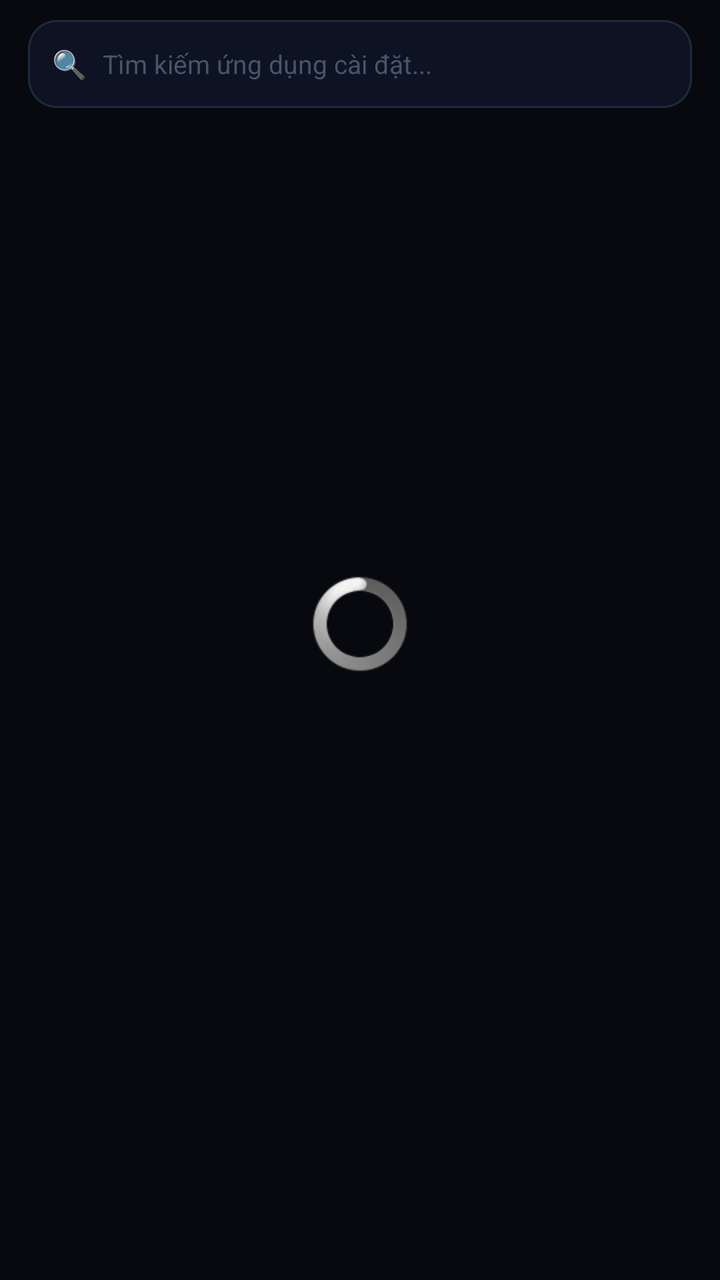
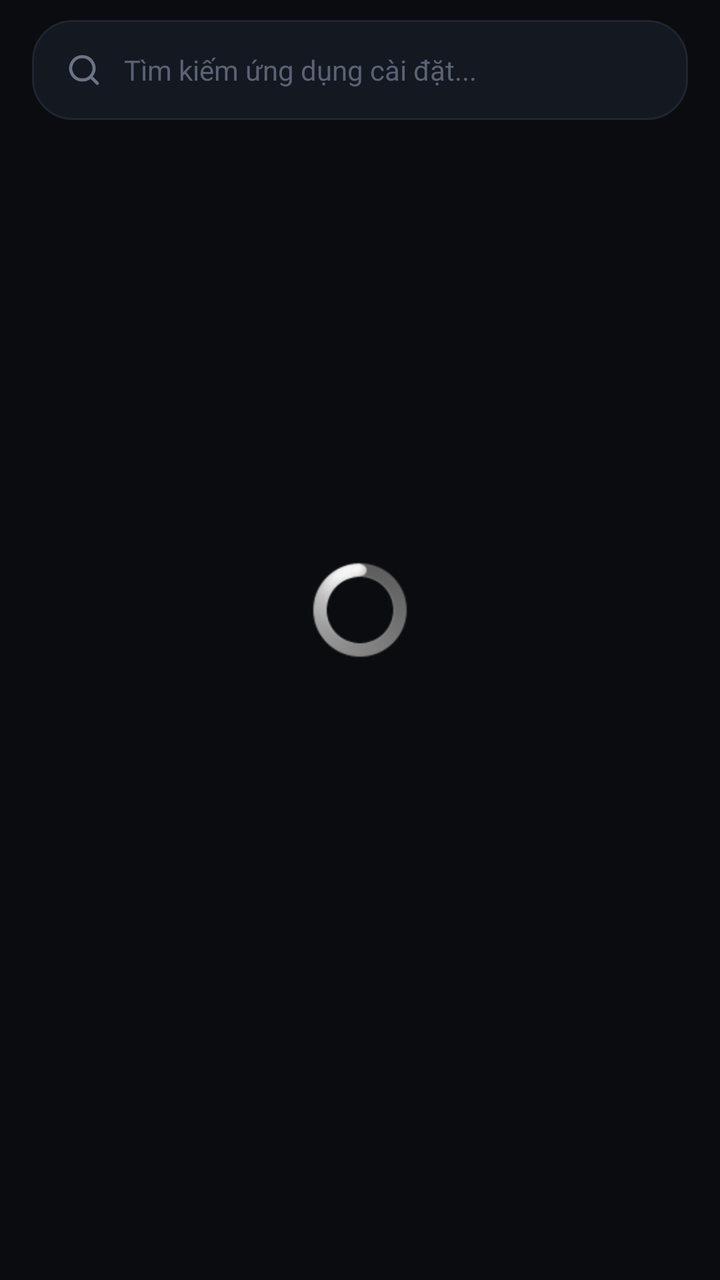

Before-and-after screenshots of an Android layout around one commit, followed by the original layout XML and the change that was made.
<!-- AndroidManifest.xml: application theme AppTheme -->
<!-- res/layout/tab_apps.xml -->
<?xml version="1.0" encoding="utf-8"?>
<LinearLayout xmlns:android="http://schemas.android.com/apk/res/android"
    android:id="@+id/layout_tab_apps"
    android:layout_width="match_parent"
    android:layout_height="match_parent"
    android:orientation="vertical"
    android:paddingStart="14dp"
    android:paddingEnd="14dp"
    android:paddingTop="10dp"
    android:paddingBottom="80dp">

    
    <LinearLayout
        android:layout_width="match_parent"
        android:layout_height="44dp"
        android:orientation="horizontal"
        android:gravity="center_vertical"
        android:paddingStart="12dp"
        android:paddingEnd="12dp"
        android:background="@drawable/bg_card_bento">

        <TextView
            android:layout_width="wrap_content"
            android:layout_height="wrap_content"
            android:text="🔍"
            android:textSize="14sp" />

        <EditText
            android:id="@+id/et_search_apps"
            android:layout_width="match_parent"
            android:layout_height="match_parent"
            android:background="@null"
            android:hint="Tìm kiếm ứng dụng cài đặt..."
            android:textColorHint="#475569"
            android:textColor="#FFFFFF"
            android:textSize="13sp"
            android:layout_marginStart="8dp"
            android:singleLine="true" />
    </LinearLayout>

    <FrameLayout
        android:layout_width="match_parent"
        android:layout_height="match_parent"
        android:layout_marginTop="10dp">

        <ProgressBar
            android:id="@+id/pb_apps_loading"
            android:layout_width="wrap_content"
            android:layout_height="wrap_content"
            android:layout_gravity="center" />

        <TextView
            android:id="@+id/tv_apps_empty"
            android:layout_width="wrap_content"
            android:layout_height="wrap_content"
            android:layout_gravity="center"
            android:text="Không tìm thấy ứng dụng phù hợp"
            android:textColor="#64748B"
            android:textSize="13sp"
            android:visibility="gone" />

        <ListView
            android:id="@+id/lv_installed_apps"
            android:layout_width="match_parent"
            android:layout_height="match_parent"
            android:divider="@null"
            android:dividerHeight="0dp"
            android:scrollbars="none"
            android:overScrollMode="never" />
    </FrameLayout>

</LinearLayout>
<!-- resources referenced by this layout -->
<resources>
  <!-- drawable bg_card_bento (drawable) -->
  <?xml version="1.0" encoding="utf-8"?>
  <shape xmlns:android="http://schemas.android.com/apk/res/android"
      android:shape="rectangle">
      <solid android:color="#0D1322" />
      <corners android:radius="14dp" />
      <stroke android:width="1dp" android:color="#1E2A3E" />
  </shape>
  <style name="AppTheme" parent="@android:style/Theme.NoTitleBar">
          <item name="android:windowBackground">@color/background</item>
          <item name="android:statusBarColor">#07090E</item>
          <item name="android:navigationBarColor">#07090E</item>
      </style>
  <color name="background">#07090E</color>
</resources>

<!-- the commit's change to res/layout/tab_apps.xml (unified diff, before → after) -->
@@ -4,26 +4,27 @@
     android:layout_width="match_parent"
     android:layout_height="match_parent"
     android:orientation="vertical"
-    android:paddingStart="14dp"
-    android:paddingEnd="14dp"
+    android:paddingStart="16dp"
+    android:paddingEnd="16dp"
     android:paddingTop="10dp"
-    android:paddingBottom="80dp">
+    android:paddingBottom="100dp">
 
     
     <LinearLayout
         android:layout_width="match_parent"
-        android:layout_height="44dp"
+        android:layout_height="50dp"
         android:orientation="horizontal"
         android:gravity="center_vertical"
-        android:paddingStart="12dp"
-        android:paddingEnd="12dp"
+        android:paddingStart="16dp"
+        android:paddingEnd="16dp"
         android:background="@drawable/bg_card_bento">
 
-        <TextView
-            android:layout_width="wrap_content"
-            android:layout_height="wrap_content"
-            android:text="🔍"
-            android:textSize="14sp" />
+        <ImageView
+            android:layout_width="20dp"
+            android:layout_height="20dp"
+            android:src="@drawable/ic_search"
+            android:tint="#6B7385"
+            android:contentDescription="Tìm kiếm" />
 
         <EditText
             android:id="@+id/et_search_apps"
@@ -31,10 +32,10 @@
             android:layout_height="match_parent"
             android:background="@null"
             android:hint="Tìm kiếm ứng dụng cài đặt..."
-            android:textColorHint="#475569"
+            android:textColorHint="#5A6275"
             android:textColor="#FFFFFF"
-            android:textSize="13sp"
-            android:layout_marginStart="8dp"
+            android:textSize="14sp"
+            android:layout_marginStart="10dp"
             android:singleLine="true" />
     </LinearLayout>
 
@@ -55,7 +56,7 @@
             android:layout_height="wrap_content"
             android:layout_gravity="center"
             android:text="Không tìm thấy ứng dụng phù hợp"
-            android:textColor="#64748B"
+            android:textColor="#6B7385"
             android:textSize="13sp"
             android:visibility="gone" />
 
<!-- resource entries referenced after the edit -->
@@ -2,17 +2,21 @@
 <resources>
   <!-- drawable bg_card_bento (drawable) -->
   <?xml version="1.0" encoding="utf-8"?>
-  <shape xmlns:android="http://schemas.android.com/apk/res/android"
-      android:shape="rectangle">
-      <solid android:color="#0D1322" />
-      <corners android:radius="14dp" />
-      <stroke android:width="1dp" android:color="#1E2A3E" />
+  <shape xmlns:android="http://schemas.android.com/apk/res/android" android:shape="rectangle">
+      <solid android:color="#141821" />
+      <corners android:radius="20dp" />
+      <stroke android:width="1dp" android:color="#1F2530" />
   </shape>
+  <!-- drawable ic_search (drawable) -->
+  <?xml version="1.0" encoding="utf-8"?>
+  <vector xmlns:android="http://schemas.android.com/apk/res/android" android:width="24dp" android:height="24dp" android:viewportWidth="24" android:viewportHeight="24">
+  <path android:strokeColor="#FFFFFF" android:strokeWidth="1.9" android:strokeLineCap="round" android:strokeLineJoin="round" android:fillColor="#00000000" android:pathData="M11,4 a7,7 0 1,0 0.01,0 Z M20,20 L16,16"/>
+  </vector>
   <style name="AppTheme" parent="@android:style/Theme.NoTitleBar">
           <item name="android:windowBackground">@color/background</item>
-          <item name="android:statusBarColor">#07090E</item>
-          <item name="android:navigationBarColor">#07090E</item>
+          <item name="android:statusBarColor">#0A0C10</item>
+          <item name="android:navigationBarColor">#0A0C10</item>
       </style>
-  <color name="background">#07090E</color>
+  <color name="background">#0A0C10</color>
 </resources>
 
